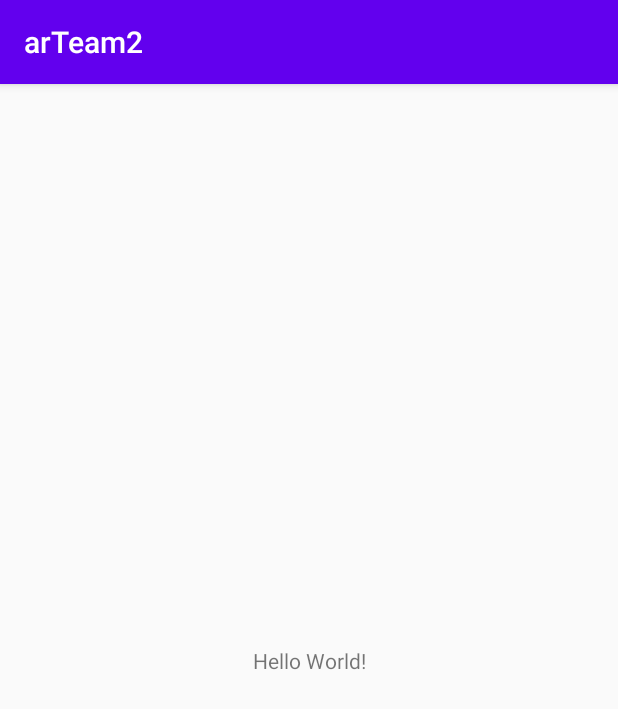
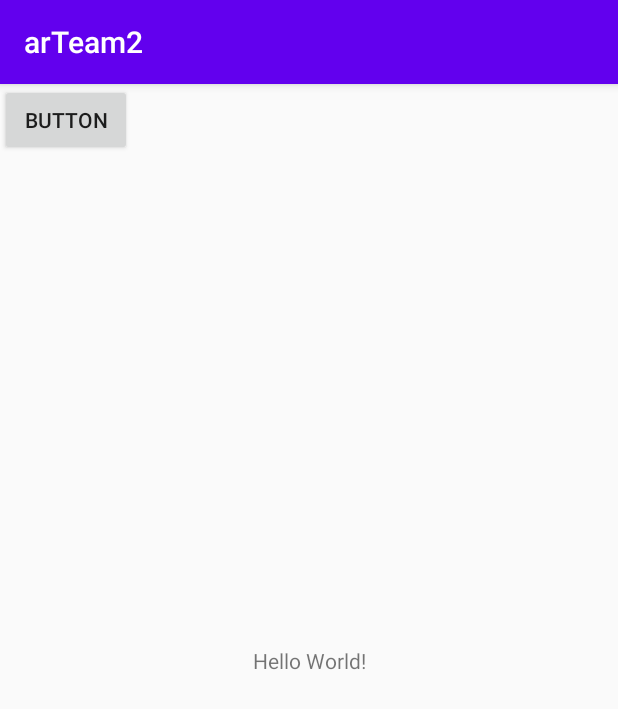
Before and after one commit to SerpentScrew/arTeam2, an Android app: the screen it shows after launch (MainActivity), on a phone screen of 412 x 824 dp. Shown: the top 709 px of the screen. Run offline under Robolectric (Android 15) with nearby library versions, the phone set to English and light mode, and no system bars.

Commit message:
화면전환 추가

```diff
--- a/app/src/main/java/com/example/arteam2/Activity/MainActivity.java
+++ b/app/src/main/java/com/example/arteam2/Activity/MainActivity.java
@@ -2,8 +2,11 @@
 
 import androidx.appcompat.app.AppCompatActivity;
 
+import android.content.Intent;
 import android.os.Bundle;
+import android.view.View;
 import android.view.WindowManager;
+import android.widget.Button;
 
 import com.example.arteam2.R;
 import com.example.arteam2.Utility.FullScreenUtility;
@@ -15,5 +18,16 @@
 		super.onCreate(savedInstanceState);
 		FullScreenUtility.makeNoStatusBar(this);
 		setContentView(R.layout.activity_main);
+
+		Button b = (Button) findViewById(R.id.button);
+		b.setOnClickListener(new View.OnClickListener() {
+			@Override
+			public void onClick(View view) {
+				Intent intent = new Intent(
+						getApplicationContext(), // 현재 화면의 제어권자
+						MeasureActivity.class); // 다음 넘어갈 클래스 지정
+				startActivity(intent); // 다음 화면으로 넘어간다
+			}
+		});
 	}
 }
--- a/app/src/main/res/layout/activity_main.xml
+++ b/app/src/main/res/layout/activity_main.xml
@@ -15,4 +15,12 @@
         app:layout_constraintRight_toRightOf="parent"
         app:layout_constraintTop_toTopOf="parent" />
 
+    <Button
+        android:id="@+id/button"
+        android:layout_width="wrap_content"
+        android:layout_height="wrap_content"
+        android:text="BUTTON"
+        tools:layout_editor_absoluteX="165dp"
+        tools:layout_editor_absoluteY="547dp" />
+
 </androidx.constraintlayout.widget.ConstraintLayout>
```
